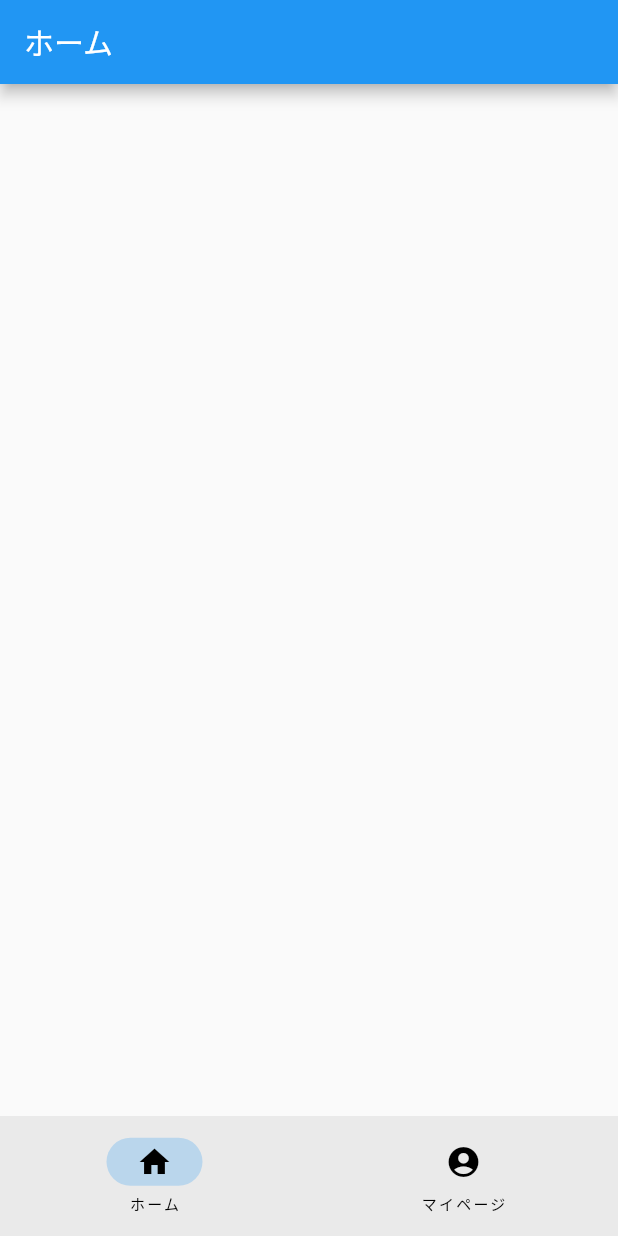
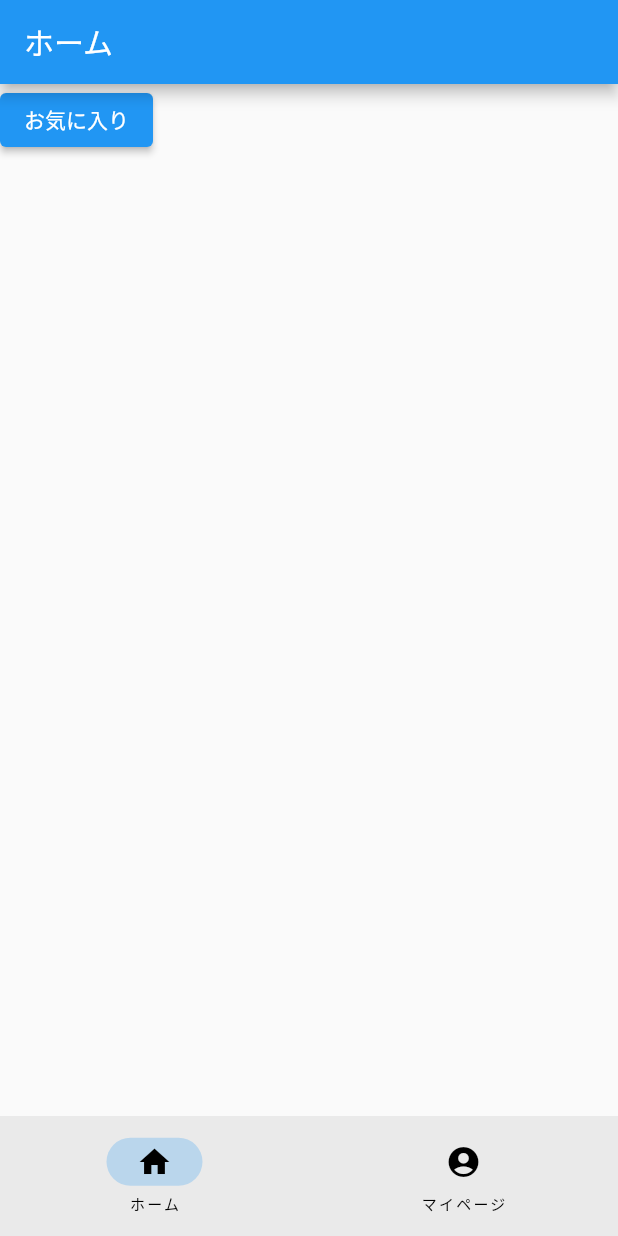
Before and after one commit to susatthi/flutter-sample-auto-route-2, a Flutter app: the screen it shows after launch, on a phone screen of 412 x 824 dp. Run offline on Flutter 3.47's test engine with Material 2 defaults, Android fonts, the phone set to English and light mode, and no system bars; our stand-ins replace auto_route.

Commit message:
🚀 feat: お気に入り画面（まだうまくいかない）

```diff
--- a/lib/app_router.dart
+++ b/lib/app_router.dart
@@ -1,5 +1,6 @@
 import 'package:auto_route/auto_route.dart';
 
+import 'favorite_page.dart';
 import 'home_page.dart';
 import 'mypage_page.dart';
 import 'root_page.dart';
@@ -17,6 +18,12 @@ class AppRouter extends _$AppRouter {
             AutoRoute(
               path: 'home',
               page: HomeRoute.page,
+              children: [
+                AutoRoute(
+                  path: 'favorite',
+                  page: FavoriteRoute.page,
+                ),
+              ],
             ),
             AutoRoute(
               path: 'mypage',
--- a/lib/home_page.dart
+++ b/lib/home_page.dart
@@ -1,5 +1,6 @@
 import 'package:auto_route/auto_route.dart';
 import 'package:flutter/material.dart';
+import 'package:flutter_sample_auto_route_2/app_router.dart';
 
 @RoutePage()
 class HomePage extends StatelessWidget {
@@ -11,6 +12,10 @@ class HomePage extends StatelessWidget {
       appBar: AppBar(
         title: const Text('ホーム'),
       ),
+      body: ElevatedButton(
+        onPressed: () => context.navigateTo(const FavoriteRoute()),
+        child: const Text('お気に入り'),
+      ),
     );
   }
 }
```
Also changed, not shown: lib/favorite_page.dart (added, +16 -0 lines), lib/app_router.gr.dart.
